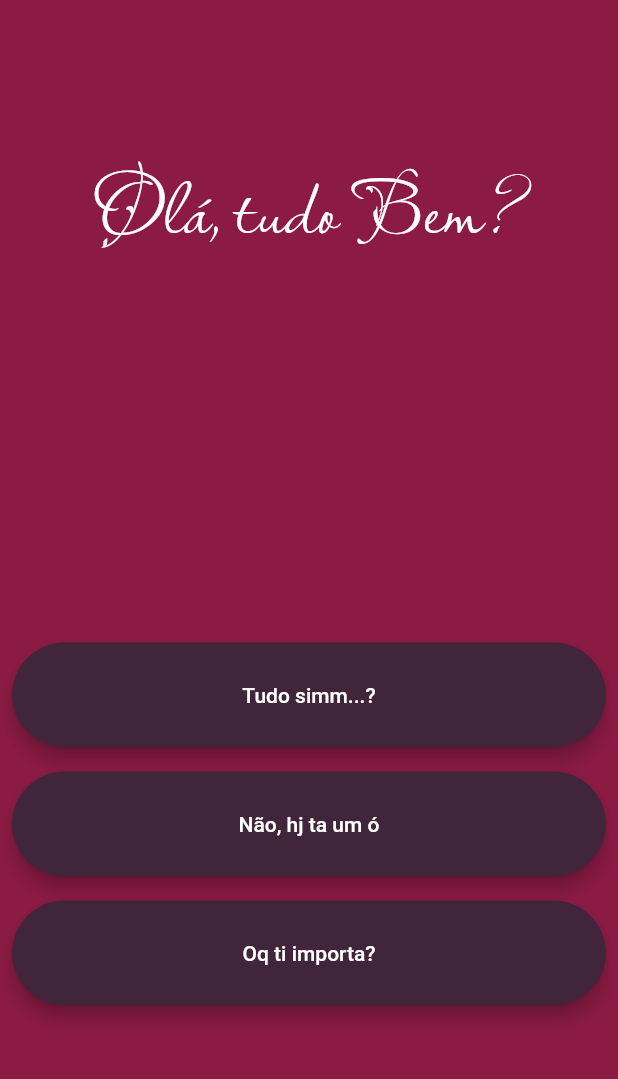
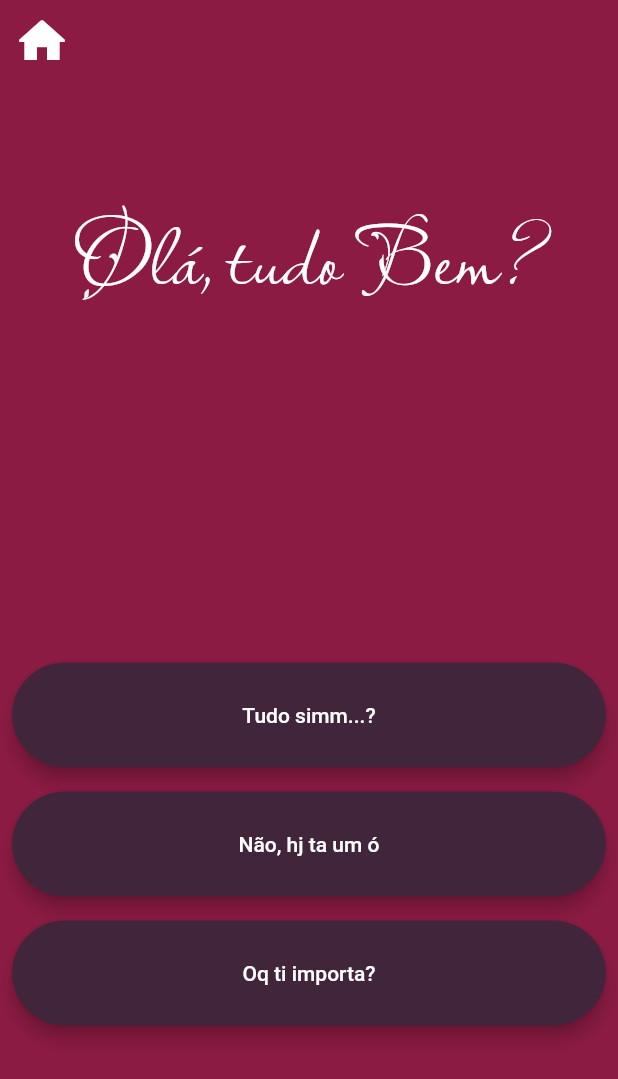
Before and after one commit to joseRibamar21/vamp, a Flutter app: the screen it shows after launch, on a phone screen of 412 x 824 dp. Shown: the top 1079 px of the screen. Run offline on Flutter 3.47's test engine with Material 2 defaults, Android fonts, the phone set to English and light mode, and no system bars.

Commit message:
feito a pagina home

```diff
--- a/lib/main.dart
+++ b/lib/main.dart
@@ -1,4 +1,5 @@
 import 'package:flutter/material.dart';
+import 'package:vamp/ui/pages/home_page.dart';
 import '../ui/pages/pages.dart';
 
 void main() {
@@ -15,7 +16,10 @@ class MyApp extends StatelessWidget {
         primarySwatch: Colors.blue,
       ),
       initialRoute: "/quest",
-      routes: {"/quest": (context) => const QuestPage()},
+      routes: {
+        "/quest": (context) => const QuestPage(),
+        "/home": ((context) => const HomePage())
+      },
     );
   }
 }
--- a/lib/ui/pages/components/components.dart
+++ b/lib/ui/pages/components/components.dart
@@ -0,0 +1 @@
+export './custom_bottom.dart';
--- a/lib/ui/pages/quest_page.dart
+++ b/lib/ui/pages/quest_page.dart
@@ -48,6 +48,20 @@ class _QuestPageState extends State<QuestPage>
   Widget build(BuildContext context) {
     return Scaffold(
       backgroundColor: const Color(0xFF8C1B44),
+      appBar: AppBar(
+        backgroundColor: const Color(0xFF8C1B44),
+        elevation: 0,
+        toolbarHeight: 40,
+        leading: IconButton(
+            onPressed: () {
+              Navigator.of(context).pushNamed('/home');
+            },
+            icon: const Icon(
+              Icons.home_rounded,
+              size: 40,
+              color: Colors.white,
+            )),
+      ),
       body: Builder(builder: (context) {
         animationController!.forward();
         return SafeArea(
@@ -75,19 +89,17 @@ class QuestBody extends StatelessWidget {
     return Column(
       children: [
         question.imagePath != null
-            ? const Expanded(
-                child: CircleAvatar(
-                  radius: 60,
-                  backgroundColor: Colors.amber,
-                ),
+            ? const SizedBox(
+                height: 90,
+                width: 200,
               )
-            : SizedBox(),
+            : const SizedBox(),
         Expanded(
           child: Center(
             child: Text(
               question.question.toString(),
               style: const TextStyle(
-                  fontSize: 55,
+                  fontSize: 60,
                   color: Colors.white,
                   fontFamily: "LavishlyYours"),
               textAlign: TextAlign.center,
```
Also changed, not shown: lib/ui/pages/components/custom_bottom.dart (added, +29 -0 lines), lib/ui/pages/home_page.dart (added, +45 -0 lines), lib/ui/images/img_1.jpg (added), lib/ui/images/img_2.jpeg (added), lib/ui/images/img_3.jpg (added).
